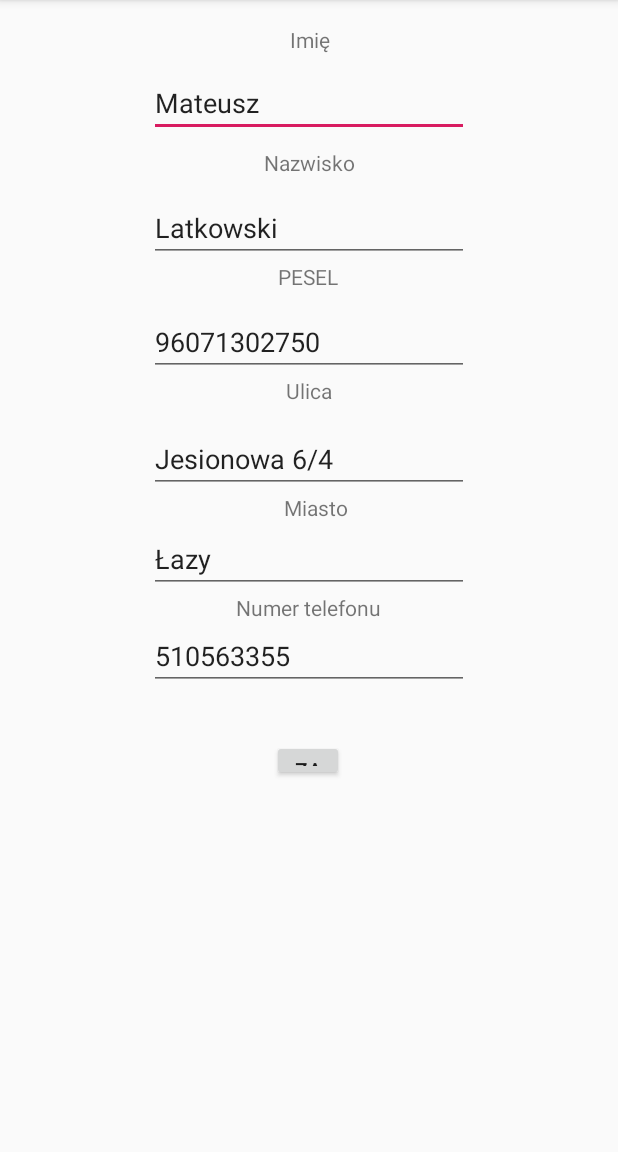
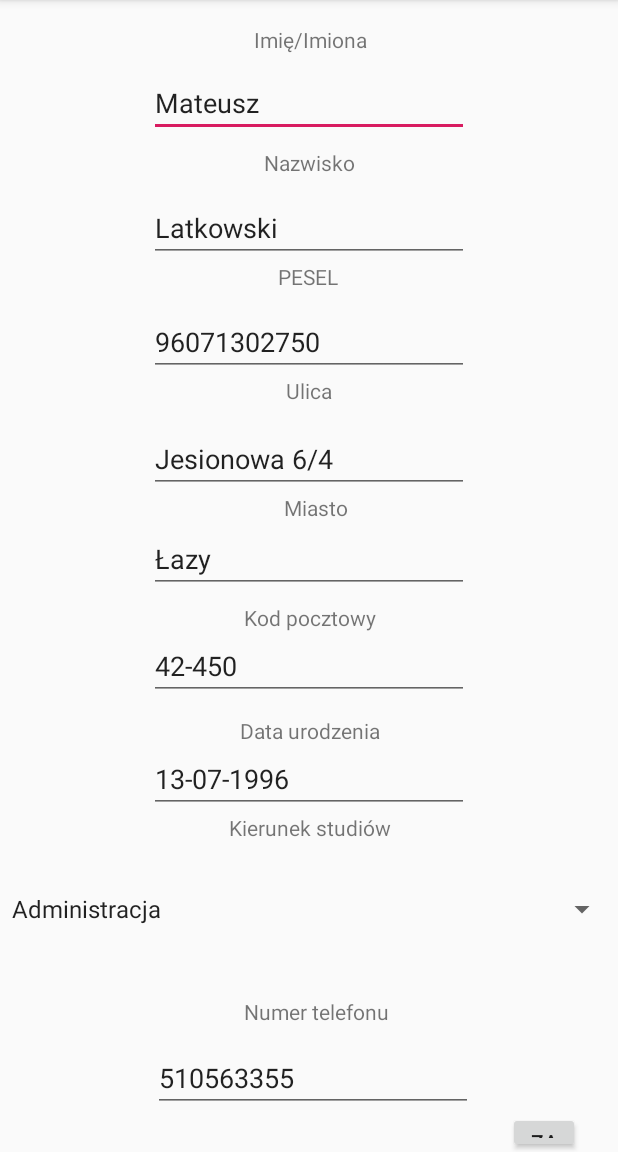
Before and after one commit to mateusz-latkowski/Indeks, an Android app: the RegistrationInfo screen opened directly, with no data from a screen before it, on a phone screen of 412 x 824 dp, the part 84-1236 px from its top. Run offline under Robolectric (Android 15) with nearby library versions, the phone set to English and light mode, and no system bars; our stand-ins replace Firebase (no records; nobody signed in at launch, a user with empty details on screens opened directly).

Commit message:
Add EditText to RegistrationInfo, values to string.

```diff
--- a/app/src/main/java/com/example/indeks/Registration.java
+++ b/app/src/main/java/com/example/indeks/Registration.java
@@ -40,6 +40,7 @@ public class Registration extends AppCompatActivity implements View.OnClickListe
 
         buttonRegister = (Button) findViewById(R.id.buttonRegister);
         editTextMail = (EditText) findViewById(R.id.editTextMailRegistration);
+
         editTextPassword = (EditText) findViewById(R.id.editTextPaswswordRegistration);
         textViewSignup = (TextView) findViewById(R.id.textViewSignUp);
 
--- a/app/src/main/java/com/example/indeks/RegistrationInfo.java
+++ b/app/src/main/java/com/example/indeks/RegistrationInfo.java
@@ -6,8 +6,12 @@ import android.content.Intent;
 import android.content.SharedPreferences;
 import android.os.Bundle;
 import android.view.View;
+import android.widget.AdapterView;
+import android.widget.ArrayAdapter;
 import android.widget.Button;
 import android.widget.EditText;
+import android.widget.ListView;
+import android.widget.Spinner;
 import android.widget.Toast;
 
 import com.google.firebase.auth.FirebaseAuth;
@@ -16,9 +20,12 @@ import com.google.firebase.auth.UserInfo;
 import com.google.firebase.database.DatabaseReference;
 import com.google.firebase.database.FirebaseDatabase;
 
+import java.util.ArrayList;
+import java.util.List;
+
 import static android.provider.AlarmClock.EXTRA_MESSAGE;
 
-public class RegistrationInfo extends AppCompatActivity implements View.OnClickListener {
+public class RegistrationInfo extends AppCompatActivity implements View.OnClickListener,AdapterView.OnItemSelectedListener {
 
     private FirebaseAuth firebaseAuth;
 
@@ -29,8 +36,10 @@ public class RegistrationInfo extends AppCompatActivity implements View.OnClickL
     private EditText editTextPesel;
     private EditText editTextStreet;
     private EditText editTextCity;
+    private EditText editTextPostalAddress;
+    private EditText editTextBirthdayDate;
     private EditText editTextPhoneNumber;
-
+    private Spinner spinner;
     private Button buttonSave;
 
     @Override
@@ -51,7 +60,15 @@ public class RegistrationInfo extends AppCompatActivity implements View.OnClickL
         editTextPesel = (EditText) findViewById(R.id.editTextPesel);
         editTextStreet = (EditText) findViewById(R.id.editTextStreet);
         editTextCity = (EditText) findViewById(R.id.editTextCity);
+        editTextPostalAddress = (EditText) findViewById(R.id.editTextPostalAddress);
+        editTextBirthdayDate = (EditText) findViewById(R.id.editTextBirthdayDate);
         editTextPhoneNumber = (EditText) findViewById(R.id.editTextPhoneNumber);
+        spinner = (Spinner) findViewById(R.id.spinner);
+
+        ArrayAdapter<CharSequence> adapter = ArrayAdapter.createFromResource(RegistrationInfo.this, R.array.kierunki, android.R.layout.simple_spinner_item);
+        adapter.setDropDownViewResource(android.R.layout.simple_spinner_dropdown_item);
+        spinner.setAdapter(adapter);
+        spinner.setOnItemSelectedListener(this);
 
         buttonSave = (Button) findViewById(R.id.buttonSaveInfo);
         buttonSave.setOnClickListener(this);
@@ -60,16 +77,20 @@ public class RegistrationInfo extends AppCompatActivity implements View.OnClickL
     private void saveUserInformation() {
         FirebaseUser user = FirebaseAuth.getInstance().getCurrentUser();
         String userID = user.getUid();
+        String email = user.getEmail();
 
         String name = editTextName.getText().toString().trim();
         String surname = editTextSurname.getText().toString().trim();
         String pesel = editTextPesel.getText().toString().trim();
         String street = editTextStreet.getText().toString().trim();
         String city = editTextCity.getText().toString().trim();
+        String postalAddress = editTextPostalAddress.getText().toString().trim();
+        String birthdayDate = editTextBirthdayDate.getText().toString().trim();
         String phoneNumber = editTextPhoneNumber.getText().toString().trim();
 
+        String study = String.valueOf(spinner.getSelectedItem());
 
-        UserInformation userInformation = new UserInformation(name, surname, pesel, street, city, phoneNumber);
+        UserInformation userInformation = new UserInformation(name, surname, pesel, street, city, postalAddress, birthdayDate, study, phoneNumber, email, userID);
 
         databaseReference.child((userID)).setValue(userInformation);
 
@@ -85,4 +106,14 @@ public class RegistrationInfo extends AppCompatActivity implements View.OnClickL
             saveUserInformation();
         }
     }
+
+    @Override
+    public void onItemSelected(AdapterView<?> parent, View view, int position, long id) {
+        String text = parent.getItemAtPosition(position).toString();
+    }
+
+    @Override
+    public void onNothingSelected(AdapterView<?> parent) {
+
+    }
 }
--- a/app/src/main/java/com/example/indeks/UserInformation.java
+++ b/app/src/main/java/com/example/indeks/UserInformation.java
@@ -7,14 +7,24 @@ public class UserInformation {
     public String Pesel;
     public String Street;
     public String City;
+    public String PostalAddress;
+    public String BirthdayDate;
+    public String Study;
     public String PhoneNumber;
+    public String Email;
+    public String ID;
 
-    public UserInformation(String name, String surname, String pesel, String street, String city, String phoneNumber) {
+    public UserInformation(String name, String surname, String pesel, String street, String city, String postalAddress, String birthdayDate, String study, String phoneNumber, String email, String id) {
         this.Name = name;
         this.Surname = surname;
         this.Pesel = pesel;
         this.Street = street;
         this.City = city;
+        this.PostalAddress = postalAddress;
+        this.BirthdayDate = birthdayDate;
+        this.Study = study;
         this.PhoneNumber = phoneNumber;
+        this.Email = email;
+        this.ID = id;
     }
 }
--- a/app/src/main/res/layout/activity_registration_info.xml
+++ b/app/src/main/res/layout/activity_registration_info.xml
@@ -140,16 +140,93 @@
         tools:ignore="LabelFor" />
 
     <TextView
+        android:id="@+id/textViewPostalAddress"
+        android:layout_width="wrap_content"
+        android:layout_height="wrap_content"
+        android:text="@string/enterPostalAddress"
+        app:layout_constraintBottom_toTopOf="@+id/textViewPhoneNumber"
+        app:layout_constraintEnd_toEndOf="parent"
+        app:layout_constraintHorizontal_bias="0.502"
+        app:layout_constraintStart_toStartOf="parent"
+        app:layout_constraintTop_toBottomOf="@+id/editTextCity"
+        app:layout_constraintVertical_bias="0.026" />
+
+    <EditText
+        android:id="@+id/editTextPostalAddress"
+        android:layout_width="wrap_content"
+        android:layout_height="wrap_content"
+        android:ems="10"
+        android:text="@string/PostalAddress"
+        android:inputType="textPostalAddress"
+        android:importantForAutofill="no"
+        app:layout_constraintBottom_toBottomOf="parent"
+        app:layout_constraintEnd_toEndOf="parent"
+        app:layout_constraintStart_toStartOf="parent"
+        app:layout_constraintTop_toBottomOf="@+id/textViewPostalAddress"
+        app:layout_constraintVertical_bias="0.0"
+        tools:ignore="LabelFor" />
+
+    <TextView
+        android:id="@+id/textViewBirthdayDate"
+        android:layout_width="wrap_content"
+        android:layout_height="wrap_content"
+        android:text="@string/enterBirthday"
+        app:layout_constraintBottom_toBottomOf="parent"
+        app:layout_constraintEnd_toEndOf="parent"
+        app:layout_constraintHorizontal_bias="0.502"
+        app:layout_constraintStart_toStartOf="parent"
+        app:layout_constraintTop_toBottomOf="@+id/editTextPostalAddress"
+        app:layout_constraintVertical_bias="0.039" />
+
+    <EditText
+        android:id="@+id/editTextBirthdayDate"
+        android:layout_width="wrap_content"
+        android:layout_height="wrap_content"
+        android:ems="10"
+        android:text="@string/Birthday"
+        android:inputType="date"
+        android:importantForAutofill="no"
+        app:layout_constraintBottom_toBottomOf="parent"
+        app:layout_constraintEnd_toEndOf="parent"
+        app:layout_constraintStart_toStartOf="parent"
+        app:layout_constraintTop_toBottomOf="@+id/textViewBirthdayDate"
+        app:layout_constraintVertical_bias="0.0"
+        tools:ignore="LabelFor" />
+
+
+    <TextView
+        android:id="@+id/textViewStudy"
+        android:layout_width="wrap_content"
+        android:layout_height="wrap_content"
+        android:text="@string/enterStudy"
+        app:layout_constraintBottom_toBottomOf="parent"
+        app:layout_constraintEnd_toEndOf="parent"
+        app:layout_constraintHorizontal_bias="0.502"
+        app:layout_constraintStart_toStartOf="parent"
+        app:layout_constraintTop_toBottomOf="@+id/editTextBirthdayDate"
+        app:layout_constraintVertical_bias="0.0" />
+
+    <Spinner
+        android:id="@+id/spinner"
+        android:layout_width="wrap_content"
+        android:layout_height="wrap_content"
+        app:layout_constraintBottom_toBottomOf="@+id/textViewPhoneNumber"
+        app:layout_constraintEnd_toEndOf="parent"
+        app:layout_constraintHorizontal_bias="0.931"
+        app:layout_constraintStart_toStartOf="parent"
+        app:layout_constraintTop_toBottomOf="@+id/textViewStudy"
+        app:layout_constraintVertical_bias="0.328"></Spinner>
+
+    <TextView
         android:id="@+id/textViewPhoneNumber"
         android:layout_width="wrap_content"
         android:layout_height="wrap_content"
+        android:layout_marginBottom="84dp"
         android:text="@string/enterPhoneNumber"
         app:layout_constraintBottom_toBottomOf="parent"
         app:layout_constraintEnd_toEndOf="parent"
-        app:layout_constraintHorizontal_bias="0.498"
-        app:layout_constraintStart_toStartOf="parent"
-        app:layout_constraintTop_toBottomOf="@+id/editTextCity"
-        app:layout_constraintVertical_bias="0.0" />
+        app:layout_constraintHorizontal_bias="0.516"
+        app:layout_constraintStart_toStartOf="parent" />
 
     <EditText
         android:id="@+id/editTextPhoneNumber"
@@ -161,9 +238,10 @@
         android:text="@string/PhoneNumber"
         app:layout_constraintBottom_toBottomOf="parent"
         app:layout_constraintEnd_toEndOf="parent"
+        app:layout_constraintHorizontal_bias="0.515"
         app:layout_constraintStart_toStartOf="parent"
         app:layout_constraintTop_toBottomOf="@+id/textViewPhoneNumber"
-        app:layout_constraintVertical_bias="0.0"
+        app:layout_constraintVertical_bias="0.307"
         tools:ignore="LabelFor" />
 
     <Button
@@ -173,9 +251,10 @@
         android:text="@string/buttonSave"
         app:layout_constraintBottom_toBottomOf="parent"
         app:layout_constraintEnd_toEndOf="parent"
-        app:layout_constraintHorizontal_bias="0.498"
+        app:layout_constraintHorizontal_bias="0.931"
         app:layout_constraintStart_toStartOf="parent"
         app:layout_constraintTop_toBottomOf="@+id/editTextPhoneNumber"
-        app:layout_constraintVertical_bias="0.118" />
+        app:layout_constraintVertical_bias="0.0" />
+
 
 </androidx.constraintlayout.widget.ConstraintLayout>
--- a/app/src/main/res/values/strings.xml
+++ b/app/src/main/res/values/strings.xml
@@ -10,12 +10,15 @@
     <string name="textViewRegistration">Jesteś zarejestrowany? Zaloguj się!</string>
 
     // RegistrationInfo
-    <string name="enterName">Imię</string>
+    <string name="enterName">Imię/Imiona</string>
     <string name="enterSurname">Nazwisko</string>
     <string name="birthdayDate">Data urodzenia</string>
     <string name="enterPesel">PESEL</string>
     <string name="enterStreet">Ulica</string>
     <string name="enterCity">Miasto</string>
+    <string name="enterPostalAddress">Kod pocztowy</string>
+    <string name="enterBirthday">Data urodzenia</string>
+    <string name="enterStudy">Kierunek studiów</string>
     <string name="enterPhoneNumber">Numer telefonu</string>
     <string name="buttonSave">Zapisz</string>
 
@@ -24,7 +27,36 @@
     <string name="Pesel">96071302750</string>
     <string name="Street">Jesionowa 6/4</string>
     <string name="City">Łazy</string>
+    <string name="PostalAddress">42-450</string>
+    <string name="Birthday">13-07-1996</string>
     <string name="PhoneNumber">510563355</string>
+
+    <string-array name="kierunki">
+        <item>Administracja</item>
+        <item>Architektura informacji</item>
+        <item>Arteterapia</item>
+        <item>Bezpieczeństwo narodowe i międzynarodowe</item>
+        <item>Biofizyka</item>
+        <item>Biologia</item>
+        <item>Biotechnologia</item>
+        <item>Chemia</item>
+        <item>Doradztwo filozoficzne i coaching</item>
+        <item>Doradztwo filozoficzne i publiczne</item>
+        <item>Dziennikarstwo i komunikacja społeczna</item>
+        <item>Edukacja artystyczna w zakresie sztuk plastycznych</item>
+        <item>Edukacja kulturalna</item>
+        <item>Ekonofizyka</item>
+        <item>Etnologia i antropologia kulturowa</item>
+        <item>Filologia angielska</item>
+        <item>Filologia germańska</item>
+        <item>Filologia klasyczna</item>
+        <item>Filologia polska</item>
+        <item>Informatyka</item>
+        <item>Informatyka Stosowana</item>
+        <item>Pedagogika</item>
+        <item>Psychologia</item>
+        <item></item>
+    </string-array>
 
     // MainActivity - Login
     <string name="enterMail">Podaj e-mail</string>
```
